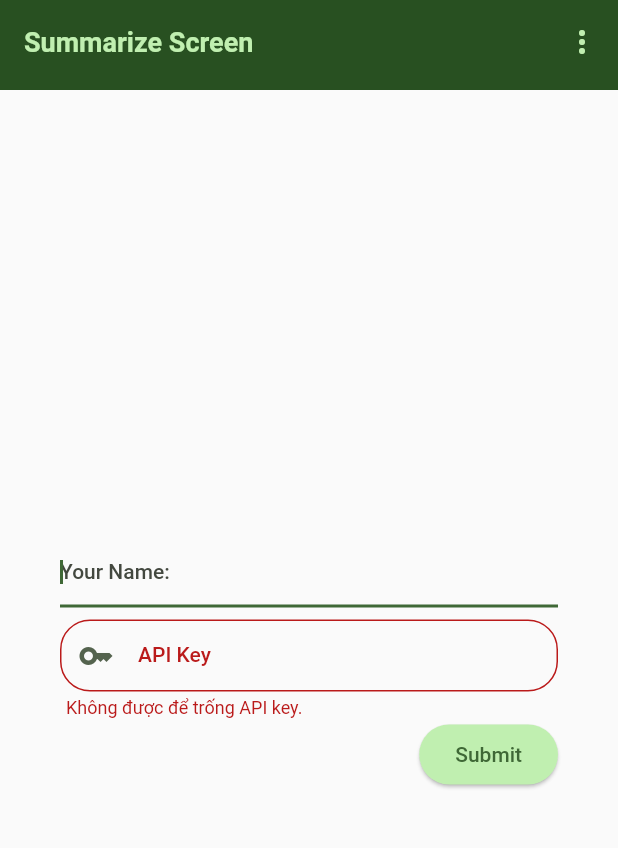
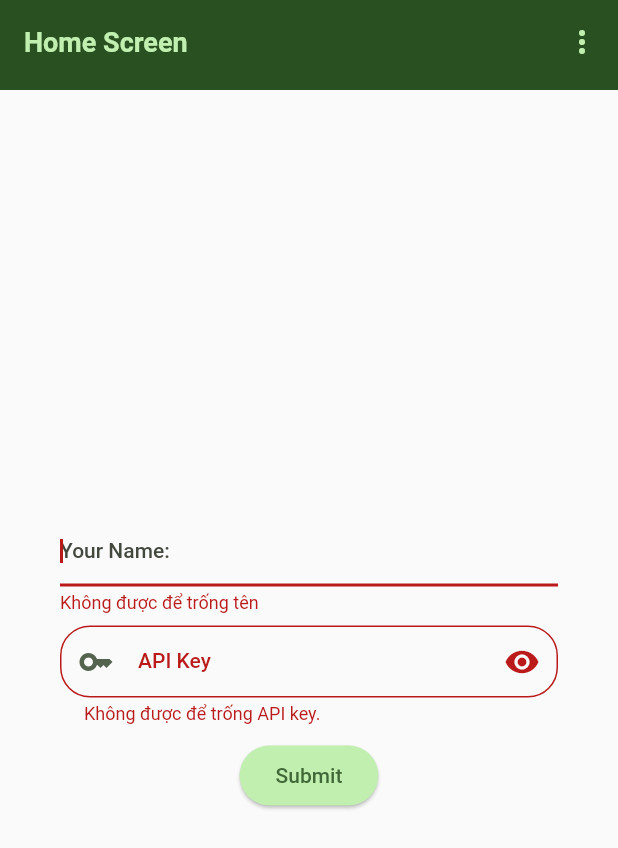
Before and after one commit to congltk1234/BrycenChatbot, a Flutter app: the screen it shows after launch, after a tap on "Submit", on a phone screen of 412 x 824 dp. Shown: the top 848 px of the screen. Run offline on Flutter 3.47's test engine with Material 2 defaults, Android fonts, the phone set to English and light mode, and no system bars; our stand-ins replace shared_preferences.

Commit message:
HomeScreen

```diff
--- a/lib/screens/home_screen.dart
+++ b/lib/screens/home_screen.dart
@@ -1,10 +1,11 @@
-// import 'package:brycen_chatbot/widget/app_bar.dart';
+import 'package:brycen_chatbot/screens/chat_screen.dart';
+import 'package:brycen_chatbot/screens/summarize_screen.dart';
+import 'package:brycen_chatbot/values/share_keys.dart';
 import 'package:brycen_chatbot/widget/app_bar.dart';
 import 'package:flutter/material.dart';
+import 'package:shared_preferences/shared_preferences.dart';
 import 'package:http/http.dart' as http;
 import 'dart:convert';
-
-import 'package:shared_preferences/shared_preferences.dart';
 
 class HomeScreen extends StatefulWidget {
   const HomeScreen({super.key});
@@ -25,10 +26,22 @@ class _HomeScreenState extends State<HomeScreen> {
   late SharedPreferences prefs;
   var _initAPIKey = '';
   var _initUsername = '';
-  var _isValid = false;
+  bool _isValid = false;
+  bool _isLoading = false;
+  bool passwordVisible = true;
 
   bool? _isAPI;
   String? errorText;
+  //
+  //
+  @override
+  void initState() {
+    _getLocalValue();
+    super.initState();
+    setState(() {
+      _isLoading = false;
+    });
+  }
 
   Future<bool> checkApiKey(String apiKey) async {
     final response = await http.post(
@@ -40,82 +53,60 @@ class _HomeScreenState extends State<HomeScreen> {
       body: jsonEncode({
         "model": "text-davinci-003",
         "prompt": "Say this is a test",
-        "max_tokens": 7,
+        "max_tokens": 5,
         "temperature": 0,
       }),
     );
+    ScaffoldMessenger.of(context).clearSnackBars();
+
     final message = jsonDecode(response.body);
     if (response.statusCode == 200) {
       _isAPI = true;
       print(message['choices'][0]['text']);
       return true;
     } else {
-      print(message['error']['message']);
+      ScaffoldMessenger.of(context).showSnackBar(
+        SnackBar(
+          backgroundColor: Theme.of(context).colorScheme.error,
+          content: Text(message['error']['message']),
+        ),
+      );
       return false;
     }
   }
 
   Future<void> _submit() async {
-    // _apiController.clear();
-    final isValid = _formKey.currentState!.validate();
-    if (isValid) {
+    if (_formKey.currentState!.validate()) {
       _formKey.currentState!.save();
-    }
-    if (_isAPI == true) {
+      prefs.setString(ShareKeys.APIkey, _enteredAPIKey.text);
+      prefs.setString(ShareKeys.Username, _enteredUsername.text);
       print('Accept');
+      ScaffoldMessenger.of(context).showSnackBar(
+        const SnackBar(
+          backgroundColor: Colors.green,
+          content: Text('Successed'),
+        ),
+      );
       return;
     }
-    _enteredAPIKey.clear();
+  }
+
+  void _getLocalValue() async {
+    prefs = await SharedPreferences.getInstance();
+    setState(() {
+      _initAPIKey = prefs.getString(ShareKeys.APIkey) ?? '';
+      _initUsername = prefs.getString(ShareKeys.Username) ?? '';
+      if (_initAPIKey != '' && _initUsername != '') {
+        _isValid = true;
+        _enteredAPIKey.text = _initAPIKey;
+        _enteredUsername.text = _initUsername;
+      }
+    });
   }
 
   @override
   Widget build(BuildContext context) {
-    var userInfo = Padding(
-        padding: const EdgeInsets.symmetric(horizontal: 60),
-        child: Column(
-          children: [
-            Text.rich(
-              TextSpan(
-                text: 'Hello ', // default text style
-                children: <TextSpan>[
-                  TextSpan(
-                      text: _initUsername,
-                      style: TextStyle(
-                        fontWeight: FontWeight.bold,
-                        color: Theme.of(context).colorScheme.primary,
-                      )),
-                  const TextSpan(
-                    text: ', Your API key is:',
-                  ),
-                ],
-              ),
-            ),
-            Text.rich(TextSpan(
-                text:
-                    //_initAPIKey.substring(0, 5) +
-                    '***',
-                // _initAPIKey.substring(48, 51),
-                style: TextStyle(
-                  fontStyle: FontStyle.italic,
-                  color: Theme.of(context).colorScheme.primary,
-                ))),
-            Row(
-              mainAxisAlignment: MainAxisAlignment.end,
-              children: [
-                TextButton(
-                    onPressed: () {
-                      setState(() {
-                        _isValid = false;
-                      });
-                    },
-                    child: Text('change')),
-              ],
-            ),
-          ],
-        ));
-
-    var inputForm = [
-      Padding(
+    var UserForm = Padding(
       padding: const EdgeInsets.symmetric(horizontal: 40),
       child: Form(
         key: _formKey,
@@ -125,29 +116,39 @@ class _HomeScreenState extends State<HomeScreen> {
               autofocus: true,
               textCapitalization: TextCapitalization.words,
               controller: _enteredUsername,
-                // textInputAction: TextInputAction.continueAction,
               decoration: const InputDecoration(
                 hintText: 'Your Name:',
               ),
-
-                onSaved: (value) {
-                  _enteredUsername.text = value!;
+              validator: (value) {
+                if (value == null || value.trim().isEmpty) {
+                  return "Không được để trống tên";
+                }
+                return null;
               },
             ),
             const SizedBox(height: 8),
             TextFormField(
               controller: _enteredAPIKey,
               obscureText: false,
-                keyboardType: TextInputType.visiblePassword,
               decoration: InputDecoration(
-                  errorText: errorText,
-                  contentPadding: const EdgeInsets.only(right: 40),
                 labelText: 'API Key',
                 prefixIcon: Icon(Icons.key,
                     color: Theme.of(context).colorScheme.secondary),
                 hintText: "Insert your OpenAPI key...",
                 border: OutlineInputBorder(
                   borderRadius: BorderRadius.circular(20),
+                ),
+                suffixIcon: IconButton(
+                  icon: Icon(passwordVisible
+                      ? Icons.visibility
+                      : Icons.visibility_off),
+                  onPressed: () {
+                    setState(
+                      () {
+                        passwordVisible = !passwordVisible;
+                      },
+                    );
+                  },
                 ),
               ),
               onChanged: (value) async {
@@ -170,48 +171,100 @@ class _HomeScreenState extends State<HomeScreen> {
               onSaved: (value) {
                 _enteredAPIKey.text = value!;
               },
-                enableSuggestions: false,
             ),
+            const SizedBox(height: 10),
+            ElevatedButton(
+              onPressed: () {
+                if (_formKey.currentState!.validate()) {
+                  _submit();
+                  setState(() {
+                    _initAPIKey = _enteredAPIKey.text;
+                    _initUsername = _enteredUsername.text;
+                    _isValid = true;
+                  });
+                }
+              },
+              child: Text('Submit'),
+            ),
+          ],
+        ),
+      ),
+    );
+
+    if (_isValid) {
+      UserForm = Padding(
+        padding: const EdgeInsets.symmetric(horizontal: 60),
+        child: Column(
+          children: [
+            Text.rich(
+              TextSpan(
+                text: 'Hello ', // default text style
+                children: <TextSpan>[
+                  TextSpan(
+                      text: _initUsername,
+                      style: TextStyle(
+                        fontWeight: FontWeight.bold,
+                        color: Theme.of(context).colorScheme.primary,
+                      )),
+                  const TextSpan(
+                    text: ', Your API key is:',
+                  ),
+                ],
+              ),
+            ),
+            Text.rich(TextSpan(
+                text: _initAPIKey.substring(0, 5) +
+                    '***' +
+                    _initAPIKey.substring(48, 51),
+                style: TextStyle(
+                  fontStyle: FontStyle.italic,
+                  color: Theme.of(context).colorScheme.primary,
+                ))),
             Row(
               mainAxisAlignment: MainAxisAlignment.end,
               children: [
+                TextButton(
+                    onPressed: () {
+                      setState(() {
+                        _isValid = false;
+                      });
+                    },
+                    child: Text('change')),
+              ],
+            ),
+          ],
+        ),
+      );
+    }
+
+    return Scaffold(
+      appBar: ConfigAppBar(title: 'Home Screen'),
+      body: Center(
+        child: Column(
+          mainAxisAlignment: MainAxisAlignment.center,
+          children: <Widget>[
+            UserForm,
+            if (_isValid)
+              Row(
+                mainAxisAlignment: MainAxisAlignment.spaceEvenly,
+                children: [
                   ElevatedButton(
                     onPressed: () {
-                      if (_formKey.currentState!.validate()) {
-                        // _addNewUserKey();
-                        _submit;
-                        setState(() {
-                          // _initAPIKey = _enteredAPIKey.text;
-                          // _initUsername = _enteredUsername.text;
-                          // _isValid = true;
-                        });
-                      }
+                      Navigator.pushNamed(context, ChatScreen.id);
                     },
-                    child:
-                        // _isLoading
-                        // ? const SizedBox(
-                        //     height: 16,
-                        //     width: 16,
-                        //     child: CircularProgressIndicator(),
-                        //   )
-                        // :
-                        const Text('Submit'),
+                    child: const Text('Chatbot'),
+                  ),
+                  ElevatedButton(
+                    onPressed: () {
+                      Navigator.pushNamed(context, SummarizeScreen.id);
+                    },
+                    child: const Text('Summary'),
                   ),
                 ],
               ),
           ],
         ),
       ),
-      ),
-    ];
-    return Scaffold(
-      appBar: ConfigAppBar(title: 'Summarize Screen'),
-      body: Center(
-        child: Column(
-          mainAxisAlignment: MainAxisAlignment.center,
-          children: inputForm,
-        ),
-      ),
     );
   }
 }
--- /dev/null
+++ b/lib/values/share_keys.dart
@@ -0,0 +1,4 @@
+class ShareKeys {
+  static final APIkey = 'APIkey';
+  static final Username = 'Username';
+}
```
Lines whose indentation alone changed are shown as unchanged.
